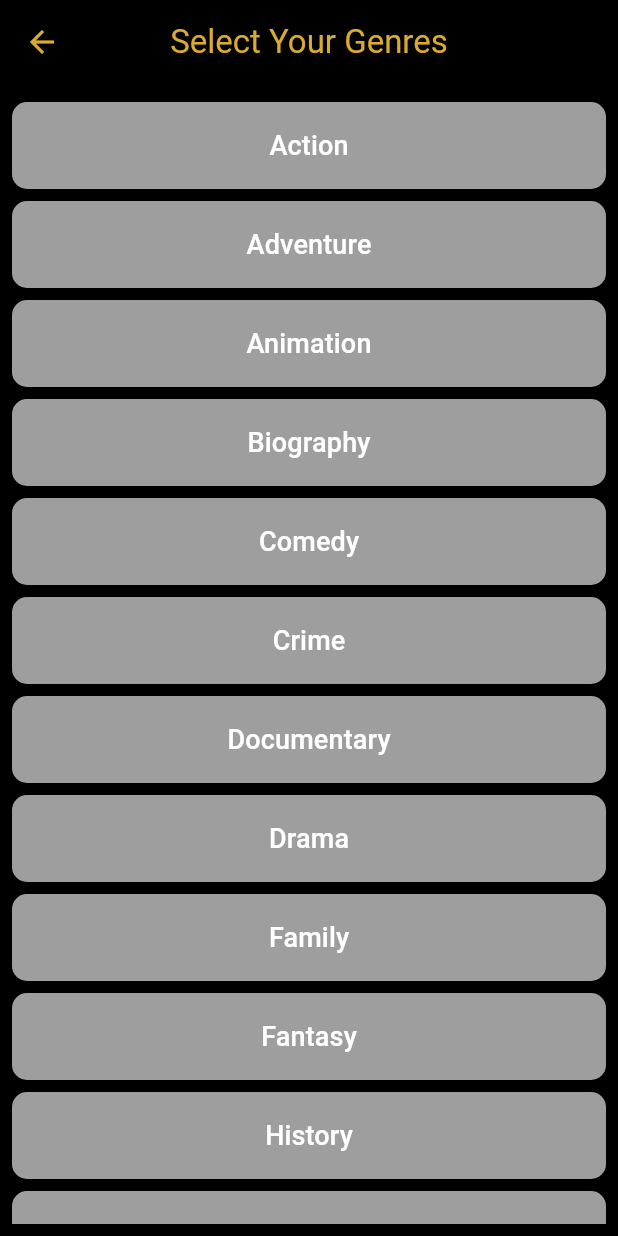
After one commit to Niko-ux-netizen/app, a Flutter app: the screen it shows after launch, after a tap on the "menu" icon, after a tap on "Genres for Swipe", on a phone screen of 412 x 824 dp. The commit adds this screen. Run offline on Flutter 3.47's test engine with Material 3 defaults, Android fonts, the light colour scheme and no system bars; our stand-ins replace flutter_card_swiper.

Commit message:
genres and swipe

```diff
--- a/flutter_application_1/lib/main.dart
+++ b/flutter_application_1/lib/main.dart
@@ -1,4 +1,5 @@
 import 'package:flutter/material.dart';
+import 'package:namer_app/pages/genre_for_swipe.dart';
 import 'package:namer_app/pages/swipe_page.dart';
 import 'pages/watchlist_page.dart';
 import 'pages/history_page.dart';
@@ -132,6 +133,18 @@ class HomePage extends StatelessWidget {
                 );
               },
             ),
+            ListTile(
+              leading: const Icon(Icons.category, color: Color(0xFFDAAB2D)),
+              title: const Text('Genres for Swipe', style: TextStyle(color: Colors.white)),
+              onTap: () {
+                Navigator.push(
+                  context,
+                  MaterialPageRoute(
+                    builder: (context) => const GenresForSwipe(),
+                  ),
+                );
+              },
+            ),
           ],
         ),
       ),
--- /dev/null
+++ b/flutter_application_1/lib/pages/genre_for_swipe.dart
@@ -0,0 +1,78 @@
+import 'package:flutter/material.dart';
+
+class GenresForSwipe extends StatefulWidget {
+  const GenresForSwipe({super.key});
+
+  @override
+  _GenresForSwipeState createState() => _GenresForSwipeState();
+}
+
+class _GenresForSwipeState extends State<GenresForSwipe> {
+  final List<Map<String, dynamic>> genres = [
+    {'title': 'Action', 'isActive': false},
+    {'title': 'Adventure', 'isActive': false},
+    {'title': 'Animation', 'isActive': false},
+    {'title': 'Biography', 'isActive': false},
+    {'title': 'Comedy', 'isActive': false},
+    {'title': 'Crime', 'isActive': false},
+    {'title': 'Documentary', 'isActive': false},
+    {'title': 'Drama', 'isActive': false},
+    {'title': 'Family', 'isActive': false},
+    {'title': 'Fantasy', 'isActive': false},
+    {'title': 'History', 'isActive': false},
+    {'title': 'Horror', 'isActive': false},
+    {'title': 'Musical', 'isActive': false},
+    {'title': 'Mystery', 'isActive': false},
+    {'title': 'Romance', 'isActive': false},
+    {'title': 'Science Fiction', 'isActive': false},
+    {'title': 'Sport', 'isActive': false},
+    {'title': 'Thriller', 'isActive': false},
+    {'title': 'War', 'isActive': false},
+    {'title': 'Western', 'isActive': false},
+  ];
+
+  @override
+  Widget build(BuildContext context) {
+    return Scaffold(
+      appBar: AppBar(
+        title: const Text('Select Your Genres'),
+        centerTitle: true,
+        backgroundColor: Colors.black,
+      ),
+      body: Padding(
+        padding: const EdgeInsets.all(8.0),
+        child: ListView.builder(
+          itemCount: genres.length,
+          itemBuilder: (context, index) {
+            final genre = genres[index];
+            return Padding(
+              padding: const EdgeInsets.symmetric(vertical: 4.0),
+              child: ElevatedButton(
+                style: ElevatedButton.styleFrom(
+                  backgroundColor: genre['isActive'] ? Colors.green : Colors.grey,
+                  padding: const EdgeInsets.symmetric(vertical: 16.0),
+                  shape: RoundedRectangleBorder(
+                    borderRadius: BorderRadius.circular(10),
+                  ),
+                ),
+                onPressed: () {
+                  setState(() {
+                    genre['isActive'] = !genre['isActive'];
+                  });
+                },
+                child: Text(
+                  genre['title']!,
+                  style: const TextStyle(
+                    fontSize: 18,
+                    color: Colors.white,
+                  ),
+                ),
+              ),
+            );
+          },
+        ),
+      ),
+      backgroundColor: Colors.black,
+    );
+  }
+}
--- a/flutter_application_1/lib/pages/rate_page.dart
+++ b/flutter_application_1/lib/pages/rate_page.dart
@@ -69,6 +69,9 @@ class _RatePageState extends State<RatePage> {
                     borderRadius: BorderRadius.circular(10),
                   ),
                 ),
+                style: const TextStyle(
+                  color: Colors.black, // Change text color to black
+                ),
               ),
             ),
             const SizedBox(height: 16),
```
Also changed, not shown: flutter_application_1/pubspec.lock.
